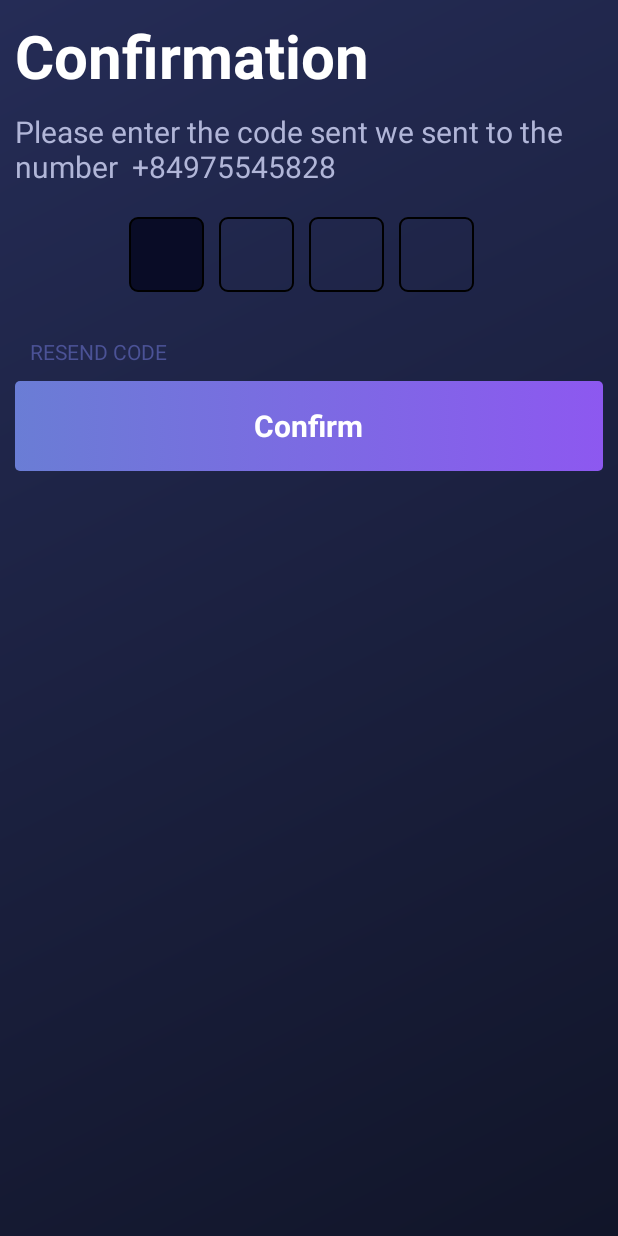
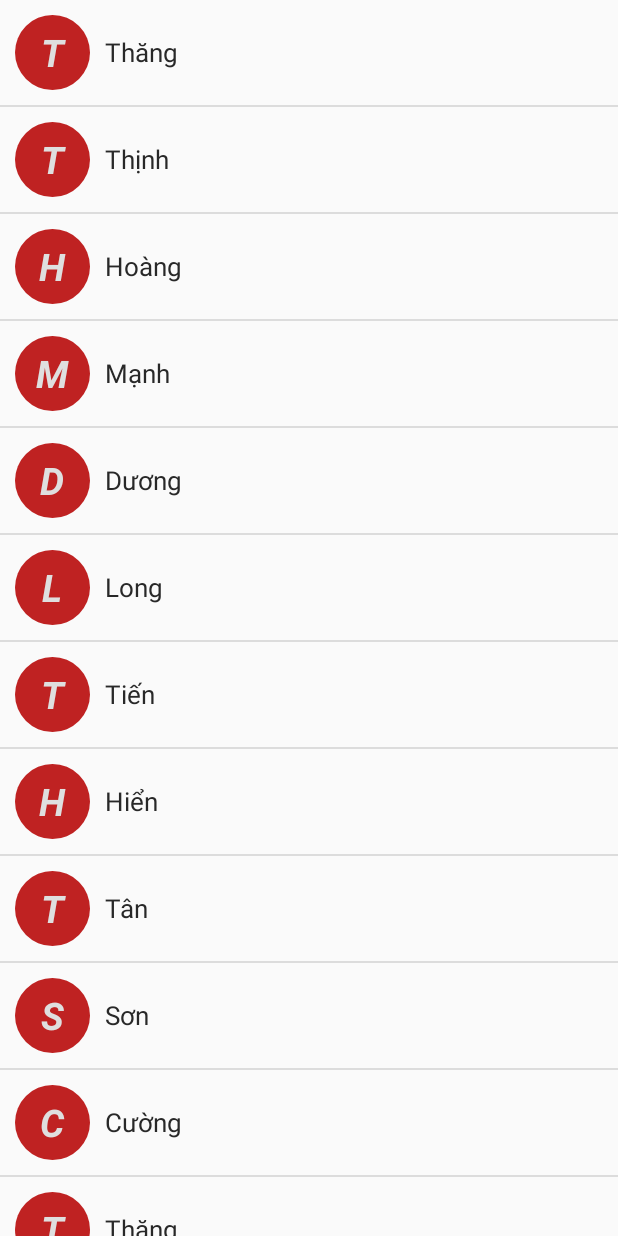
Before and after one commit to stevenmanh/Android003, an Android app: the screen it shows after launch (ConfirmCodeActivity before the commit, ListViewDemoActivity after it), on a phone screen of 412 x 824 dp. Run offline under Robolectric (Android 15) with nearby library versions, the phone set to English and light mode, and no system bars.

Commit message:
add listview demo1

```diff
--- a/SOURCE/app/src/main/AndroidManifest.xml
+++ b/SOURCE/app/src/main/AndroidManifest.xml
@@ -9,14 +9,18 @@
         android:roundIcon="@mipmap/ic_launcher_round"
         android:supportsRtl="true"
         android:theme="@style/AppTheme">
-        <activity android:name=".MainActivity"></activity>
-        <activity android:name=".qLyTaiLieu.SachActivity"></activity>
+        <activity android:name=".MainActivity" />
+        <activity android:name=".qLyTaiLieu.SachActivity" />
         <activity android:name=".qLyTaiLieu.TaiLieuActivity" />
-        <activity android:name=".setting.SettingActivity">
-        </activity>
+        <activity android:name=".setting.SettingActivity"></activity>
         <activity
             android:name=".ConfirmCodeActivity"
             android:label="@string/title_activity_confirm_code"
+            android:theme="@style/AppTheme.NoActionBar">
+        </activity>
+        <activity
+            android:name=".listview.ListViewDemoActivity"
+            android:label="@string/title_activity_list_view_demo"
             android:theme="@style/AppTheme.NoActionBar">
             <intent-filter>
                 <action android:name="android.intent.action.MAIN" />
--- /dev/null
+++ b/SOURCE/app/src/main/java/windstudy/com/androidtutorial/listview/Android003Adapter.java
@@ -0,0 +1,63 @@
+package windstudy.com.androidtutorial.listview;
+
+import android.content.Context;
+import android.view.LayoutInflater;
+import android.view.View;
+import android.view.ViewGroup;
+import android.widget.BaseAdapter;
+import android.widget.TextView;
+
+import java.util.ArrayList;
+
+import windstudy.com.androidtutorial.R;
+
+public class Android003Adapter extends BaseAdapter {
+
+    ArrayList<String> data;
+    Context context;
+
+    @Override
+    public int getCount() {
+        return data.size();
+    }
+
+    @Override
+    public Object getItem(int i) {
+        return null;
+    }
+
+    @Override
+    public long getItemId(int i) {
+        return 0;
+    }
+
+    @Override
+    public View getView(int i, View view, ViewGroup viewGroup) {
+        ViewHolder viewHolder;
+        if (view == null) {
+            // lay view tu file xml
+            view = LayoutInflater.from(context).inflate(R.layout.listview_item_layout, viewGroup, false);
+            viewHolder = new ViewHolder();
+            viewHolder.tvPrefix = view.findViewById(R.id.tv_prefix);
+            viewHolder.tvName = view.findViewById(R.id.tv_name);
+            view.setTag(viewHolder);
+        } else {
+            viewHolder = (ViewHolder) view.getTag();
+        }
+        // hien thi noi dung vao view
+        String name = data.get(i);
+        viewHolder.tvName.setText(name);
+        String prefix = String.valueOf(name.charAt(0));
+        viewHolder.tvPrefix.setText(prefix);
+        return view;
+    }
+
+    // dung viewholder de tang hieu nang cho listview
+    class ViewHolder {
+        TextView tvPrefix;
+        TextView tvName;
+        public ViewHolder() {
+
+        }
+    }
+}
--- /dev/null
+++ b/SOURCE/app/src/main/java/windstudy/com/androidtutorial/listview/ListViewDemoActivity.java
@@ -0,0 +1,116 @@
+package windstudy.com.androidtutorial.listview;
+
+import android.os.Bundle;
+import android.support.v7.app.AppCompatActivity;
+import android.util.Log;
+import android.widget.ArrayAdapter;
+import android.widget.ListView;
+
+import java.util.ArrayList;
+
+import windstudy.com.androidtutorial.R;
+
+public class ListViewDemoActivity extends AppCompatActivity {
+
+    ArrayList<String> arrName = new ArrayList<>();
+    ListView lvAndroid003;
+//    ArrayAdapter<String> adapter;
+    Android003Adapter adapter;
+
+    @Override
+    protected void onCreate(Bundle savedInstanceState) {
+        super.onCreate(savedInstanceState);
+        setContentView(R.layout.activity_list_view_demo);
+        init();
+        prepareData();
+//        adapter = new ArrayAdapter<>(this,android.R.layout.simple_list_item_1, arrName);
+        adapter = new Android003Adapter();
+        adapter.data = arrName;
+        adapter.context = this;
+        lvAndroid003.setAdapter(adapter);
+
+    }
+
+    void init(){
+        lvAndroid003 = findViewById(R.id.lv_android003);
+    }
+
+    void prepareData(){
+        arrName.add("Thăng");
+        arrName.add("Thịnh");
+        arrName.add("Hoàng");
+        arrName.add("Mạnh");
+        arrName.add("Dương");
+        arrName.add("Long");
+        arrName.add("Tiến");
+        arrName.add("Hiển");
+        arrName.add("Tân");
+        arrName.add("Sơn");
+        arrName.add("Cường");
+        arrName.add("Thăng");
+        arrName.add("Thịnh");
+        arrName.add("Hoàng");
+        arrName.add("Mạnh");
+        arrName.add("Dương");
+        arrName.add("Long");
+        arrName.add("Tiến");
+        arrName.add("Hiển");
+        arrName.add("Tân");
+        arrName.add("Sơn");
+        arrName.add("Cường");
+        arrName.add("Thăng");
+        arrName.add("Thịnh");
+        arrName.add("Hoàng");
+        arrName.add("Mạnh");
+        arrName.add("Dương");
+        arrName.add("Long");
+        arrName.add("Tiến");
+        arrName.add("Hiển");
+        arrName.add("Tân");
+        arrName.add("Sơn");
+        arrName.add("Cường");
+        arrName.add("Thăng");
+        arrName.add("Thịnh");
+        arrName.add("Hoàng");
+        arrName.add("Mạnh");
+        arrName.add("Dương");
+        arrName.add("Long");
+        arrName.add("Tiến");
+        arrName.add("Hiển");
+        arrName.add("Tân");
+        arrName.add("Sơn");
+        arrName.add("Cường");    arrName.add("Mạnh");
+        arrName.add("Dương");
+        arrName.add("Long");
+        arrName.add("Tiến");
+        arrName.add("Hiển");
+        arrName.add("Tân");
+        arrName.add("Sơn");
+        arrName.add("Cường");
+        arrName.add("Thăng");
+        arrName.add("Thịnh");
+        arrName.add("Hoàng");
+        arrName.add("Mạnh");
+        arrName.add("Dương");
+        arrName.add("Long");
+        arrName.add("Tiến");
+        arrName.add("Hiển");
+        arrName.add("Tân");
+        arrName.add("Sơn");
+        arrName.add("Cường");
+        arrName.add("Thăng");
+        arrName.add("Thịnh");
+        arrName.add("Hoàng");
+        arrName.add("Mạnh");
+        arrName.add("Dương");
+        arrName.add("Long");
+        arrName.add("Tiến");
+        arrName.add("Hiển");
+        arrName.add("Tân");
+        arrName.add("Sơn");
+        arrName.add("Cường");
+    }
+
+
+
+}
--- /dev/null
+++ b/SOURCE/app/src/main/res/drawable/cirle_bg.xml
@@ -0,0 +1,8 @@
+<?xml version="1.0" encoding="utf-8"?>
+<shape android:shape="oval"
+    xmlns:android="http://schemas.android.com/apk/res/android">
+    <corners android:radius="360dp"></corners>
+    <solid android:color="#bf2222"></solid>
+
+
+</shape>
--- /dev/null
+++ b/SOURCE/app/src/main/res/layout/activity_list_view_demo.xml
@@ -0,0 +1,11 @@
+<LinearLayout xmlns:android="http://schemas.android.com/apk/res/android"
+    android:layout_width="match_parent"
+    android:layout_height="match_parent">
+
+    <ListView
+        android:id="@+id/lv_android003"
+        android:layout_width="match_parent"
+        android:layout_height="match_parent">
+    </ListView>
+
+</LinearLayout>
--- a/SOURCE/app/src/main/res/layout/confirm_code_activity.xml
+++ b/SOURCE/app/src/main/res/layout/confirm_code_activity.xml
@@ -84,7 +84,6 @@
             android:textSize="20sp"
             android:textStyle="bold" />
 
-
     </LinearLayout>
 
     <TextView
--- /dev/null
+++ b/SOURCE/app/src/main/res/layout/content_list_view_demo.xml
@@ -0,0 +1,11 @@
+<?xml version="1.0" encoding="utf-8"?>
+<android.support.constraint.ConstraintLayout xmlns:android="http://schemas.android.com/apk/res/android"
+    xmlns:app="http://schemas.android.com/apk/res-auto"
+    xmlns:tools="http://schemas.android.com/tools"
+    android:layout_width="match_parent"
+    android:layout_height="match_parent"
+    app:layout_behavior="@string/appbar_scrolling_view_behavior"
+    tools:context=".listview.ListViewDemoActivity"
+    tools:showIn="@layout/activity_list_view_demo">
+
+</android.support.constraint.ConstraintLayout>
--- /dev/null
+++ b/SOURCE/app/src/main/res/layout/listview_item_layout.xml
@@ -0,0 +1,30 @@
+<?xml version="1.0" encoding="utf-8"?>
+<LinearLayout xmlns:android="http://schemas.android.com/apk/res/android"
+    android:layout_width="match_parent"
+    android:layout_height="wrap_content"
+    android:orientation="horizontal"
+    android:padding="10dp">
+
+    <TextView
+        android:id="@+id/tv_prefix"
+        android:layout_width="50dp"
+        android:layout_height="50dp"
+        android:background="@drawable/cirle_bg"
+        android:gravity="center"
+        android:text="A"
+        android:textColor="#dfdfdf"
+        android:textSize="25sp"
+        android:textStyle="bold|italic" />
+
+
+    <TextView
+        android:id="@+id/tv_name"
+        android:layout_width="match_parent"
+        android:layout_height="wrap_content"
+        android:layout_gravity="center"
+        android:layout_marginLeft="10dp"
+        android:text="Nguyễn Trường Thăng"
+        android:textColor="#282828"
+        android:textSize="17sp" />
+
+</LinearLayout>
--- a/SOURCE/app/src/main/res/values/strings.xml
+++ b/SOURCE/app/src/main/res/values/strings.xml
@@ -1,4 +1,5 @@
 <resources>
     <string name="app_name">AndroidTutorial</string>
     <string name="title_activity_confirm_code">ConfirmCodeActivity</string>
+    <string name="title_activity_list_view_demo">ListViewDemoActivity</string>
 </resources>
```
